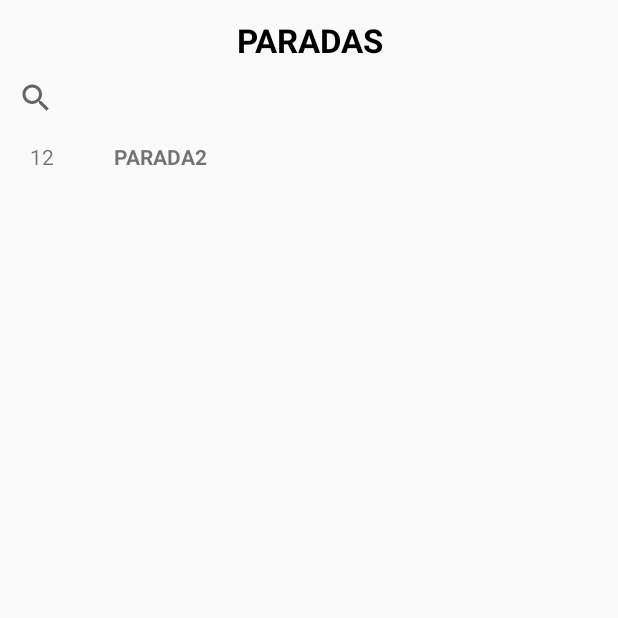
After one commit to AIRLegend/TUS-App, an Android app: the DetallesLineaActivity screen opened directly, with no data from a screen before it, on a phone screen of 412 x 824 dp, the top half of it. The commit adds this screen. Run offline under Robolectric (Android 15) with nearby library versions, the phone set to English and light mode, and no system bars.

Commit message:
Implementada la interfaz referente a la historia de usuario. Autor: Alvaro Ibrain
Ademas de las clases añadidas se ha "cambiado" la clase ParserJSON
para que devuelva siempre una lista de una parada. La API sigue caida.

En la clase DetallesLineaActivity (linea 31) hay añadida tambien
una parada "tonta".

```diff
--- a/src/Mover/app/src/main/AndroidManifest.xml
+++ b/src/Mover/app/src/main/AndroidManifest.xml
@@ -2,9 +2,8 @@
 <manifest xmlns:android="http://schemas.android.com/apk/res/android"
     package="com.air.mover">
 
-
-    <uses-permission android:name="android.permission.INTERNET"/>
-    <uses-permission android:name="android.permission.ACCESS_NETWORK_STATE"/>
+    <uses-permission android:name="android.permission.INTERNET" />
+    <uses-permission android:name="android.permission.ACCESS_NETWORK_STATE" />
 
     <application
         android:allowBackup="true"
@@ -25,6 +24,7 @@
                 <category android:name="android.intent.category.LAUNCHER" />
             </intent-filter>
         </activity>
+        <activity android:name=".view.DetallesLineaActivity"></activity>
     </application>
 
 </manifest>
--- a/src/Mover/app/src/main/java/com/air/mover/dao/dataloader/ParserJSON.java
+++ b/src/Mover/app/src/main/java/com/air/mover/dao/dataloader/ParserJSON.java
@@ -47,6 +47,10 @@ public class ParserJSON{
             }
             //Ordenamos la lista obtenida
             Collections.sort(listLineasBus);
+
+            //TODO: Borrar cuando se arregle la API del ayuntamiento.
+            Linea l = new Linea("LINEA", "1", 1);
+            listLineasBus.add(l);
 
             return listLineasBus;
         }//readArrayLineasBus
--- /dev/null
+++ b/src/Mover/app/src/main/java/com/air/mover/view/DetallesLineaActivity.java
@@ -0,0 +1,53 @@
+package com.air.mover.view;
+
+import android.support.v7.app.ActionBar;
+import android.support.v7.app.AppCompatActivity;
+import android.os.Bundle;
+import android.support.v7.widget.LinearLayoutManager;
+import android.support.v7.widget.RecyclerView;
+import android.util.Log;
+import android.view.View;
+
+import com.air.mover.R;
+import com.air.mover.dao.Model.Parada;
+
+import java.util.ArrayList;
+import java.util.List;
+
+public class DetallesLineaActivity extends AppCompatActivity implements  ListParadasLineaAdapter.ItemClickListener{
+
+    ListParadasLineaAdapter adapter;
+
+    @Override
+    protected void onCreate(Bundle savedInstanceState) {
+        super.onCreate(savedInstanceState);
+        setContentView(R.layout.activity_detalles_linea);
+
+        //Ocultamos el ActionBar
+        ActionBar actionBar = getSupportActionBar();
+        actionBar.hide();
+
+
+        //Esto es una parada de prueba que dejo porque no van las API y queda hacer el presenter / DAO.
+        List<Parada> list = new ArrayList<>();
+        list.add(new Parada("PARADA2", 1, 1, 12));
+
+
+        // Crear el recyclerview
+        RecyclerView recyclerView = (RecyclerView) findViewById(R.id.listaParadasLinea);
+        recyclerView.setLayoutManager(new LinearLayoutManager(this));
+        adapter = new ListParadasLineaAdapter(this, list);
+        adapter.setClickListener(this);
+        recyclerView.setAdapter(adapter);
+    }
+
+    /**
+     * Metodo para manejar los clics en las paradas.
+     * @param view
+     * @param position
+     */
+    @Override
+    public void onItemClick(View view, int position) {
+        Log.d("[Parada]","Parada pulsada");
+    }
+}
--- /dev/null
+++ b/src/Mover/app/src/main/java/com/air/mover/view/ListParadasLineaAdapter.java
@@ -0,0 +1,114 @@
+package com.air.mover.view;
+
+import android.content.Context;
+import android.support.v7.widget.RecyclerView;
+import android.view.LayoutInflater;
+import android.view.View;
+import android.view.ViewGroup;
+import android.widget.TextView;
+
+import com.air.mover.R;
+import com.air.mover.dao.Model.Parada;
+
+import java.util.Collections;
+import java.util.List;
+
+/**
+ * Created by air on 7/11/17.
+ */
+
+public class ListParadasLineaAdapter extends RecyclerView.Adapter<ListParadasLineaAdapter.ViewHolder> {
+
+    private List<Parada> mData = Collections.emptyList();
+    private LayoutInflater mInflater;
+    private ItemClickListener mClickListener;
+
+    public ListParadasLineaAdapter(Context context, List<Parada> data) {
+        this.mInflater = LayoutInflater.from(context);
+        this.mData = data;
+    }//ListParadasLineaAdapter
+
+    /**
+     * Crear viewholder (ver abajo lo que es)
+     * @param parent Vista en la que se encontrara el ViewHolder
+     * @param viewType tipo de la vista
+     * @return viewholder creado
+     */
+    @Override
+    public ViewHolder onCreateViewHolder(ViewGroup parent, int viewType) {
+        View view = mInflater.inflate(R.layout.custom_list_paradas_layout, parent, false);
+        ViewHolder viewHolder = new ViewHolder(view);
+        return viewHolder;
+    }//onCreateViewHolder
+
+    /**
+     * Ligar un ViewHolder (ver abajo lo que es) a una posicion
+     * @param holder
+     * @param position
+     */
+    @Override
+    public void onBindViewHolder(ViewHolder holder, int position) {
+        holder.textViewNombre.setText(mData.get(position).getNombre());
+        holder.textViewNumero.setText(""+mData.get(position).getNumParada()); //Forzar la conversion a String.
+    }//onBindViewHolder
+
+    /**
+     * Retorna el numero de elementos de la lista.
+     * @return El numero de elementos en la lista.
+     */
+    @Override
+    public int getItemCount() {
+        return mData.size();
+    }
+
+
+    /**
+     * Este metodo no es necesario, pero sirve para poder coger los elementos de la lista
+     * si se requiere.
+     * @param id Posicion del elemento en la lista
+     * @return Parada que corresponde al elemento en la lista
+     */
+    public Parada getItem(int id) {
+        return mData.get(id);
+    }
+
+    /**
+     * Este metodo sirve para capturar los clics.
+     * @param itemClickListener Listener para los clics.
+     */
+    public void setClickListener(ItemClickListener itemClickListener) {
+        this.mClickListener = itemClickListener;
+    }//setClickListener
+
+
+    /**
+     * Esta clase almacena los "items" de la lista (vistas) cuando salen de la pantalla.
+     */
+    public class ViewHolder extends RecyclerView.ViewHolder implements View.OnClickListener {
+        public TextView textViewNumero;
+        public TextView textViewNombre;
+
+        public ViewHolder(View itemView) {
+            super(itemView);
+            textViewNumero = (TextView) itemView.findViewById(R.id.txtNumParada);
+            textViewNombre = (TextView) itemView.findViewById(R.id.txtParadaName);
+            itemView.setOnClickListener(this);
+        }//ViewHolder
+
+        @Override
+        public void onClick(View view) {
+            if (mClickListener != null) mClickListener.onItemClick(view, getAdapterPosition());
+        }//onClick
+    }//ViewHolder (class)
+
+
+    /**
+     * La activity padre debe implementar esta interfaz si quiere manejar los clics en los items.
+     */
+    public interface ItemClickListener {
+            void onItemClick(View view, int position);
+    }//ItemClickListener
+
+
+
+}
--- /dev/null
+++ b/src/Mover/app/src/main/res/layout/activity_detalles_linea.xml
@@ -0,0 +1,39 @@
+<?xml version="1.0" encoding="utf-8"?>
+<LinearLayout xmlns:android="http://schemas.android.com/apk/res/android"
+    xmlns:app="http://schemas.android.com/apk/res-auto"
+    xmlns:tools="http://schemas.android.com/tools"
+    android:layout_width="match_parent"
+    android:layout_height="match_parent"
+    tools:context="com.air.mover.view.DetallesLineaActivity"
+    android:orientation="vertical">
+
+    <LinearLayout
+        android:layout_width="match_parent"
+        android:layout_height="wrap_content">
+        <!-- Por si hay que meter algun menu o algo mas, linearlayout -->
+        <TextView
+            android:layout_width="match_parent"
+            android:layout_height="wrap_content"
+            android:text="@string/paradas_title"
+            android:textAlignment="center"
+            android:textStyle="bold"
+            android:textSize="22sp"
+            android:textColor="@android:color/black"
+            android:layout_marginTop="12dp"/>
+
+    </LinearLayout>
+
+
+    <android.support.v7.widget.SearchView
+        android:layout_width="match_parent"
+        android:layout_height="wrap_content"></android.support.v7.widget.SearchView>
+
+    <android.support.v7.widget.RecyclerView
+        android:id="@+id/listaParadasLinea"
+        android:layout_width="match_parent"
+        android:layout_height="match_parent"
+        android:layout_marginTop="5dp">
+
+    </android.support.v7.widget.RecyclerView>
+
+</LinearLayout>
--- /dev/null
+++ b/src/Mover/app/src/main/res/layout/custom_list_paradas_layout.xml
@@ -0,0 +1,24 @@
+<?xml version="1.0" encoding="utf-8"?>
+<LinearLayout
+    xmlns:android="http://schemas.android.com/apk/res/android"
+    android:layout_width="match_parent"
+    android:layout_height="match_parent"
+    android:orientation="horizontal"
+    android:paddingLeft="20dp"
+    android:paddingRight="20dp">
+
+    <TextView
+        android:id="@+id/txtNumParada"
+        android:layout_width="wrap_content"
+        android:layout_height="wrap_content"
+        android:text="242" />
+
+    <TextView
+        android:id="@+id/txtParadaName"
+        android:layout_width="wrap_content"
+        android:layout_height="wrap_content"
+        android:text="PARADA"
+        android:layout_marginLeft="40dp"
+        android:textStyle="bold"/>
+
+</LinearLayout>
--- a/src/Mover/app/src/main/res/values/strings.xml
+++ b/src/Mover/app/src/main/res/values/strings.xml
@@ -5,5 +5,6 @@
     <string name="item_navigation_lineas">Lineas</string>
     <string name="cont_tab_todas">Todas</string>
     <string name="cont_tab_favoritas">Favoritas</string>
+    <string name="paradas_title">PARADAS</string>
 
 </resources>
```
Also changed, not shown: src/Mover/app/src/main/java/com/air/mover/view/LineasFragments/LineasFragment.java (+29 -1 lines), src/Mover/app/src/main/java/com/air/mover/view/LineasFragments/LineasTodasFragment.java (+23 -2 lines), src/Mover/app/src/main/java/com/air/mover/view/MainActivity.java (+23 -2 lines), src/Mover/app/src/main/java/com/air/mover/view/callbacks/CallbackParadasLinea.java (added, +12 -0 lines).
